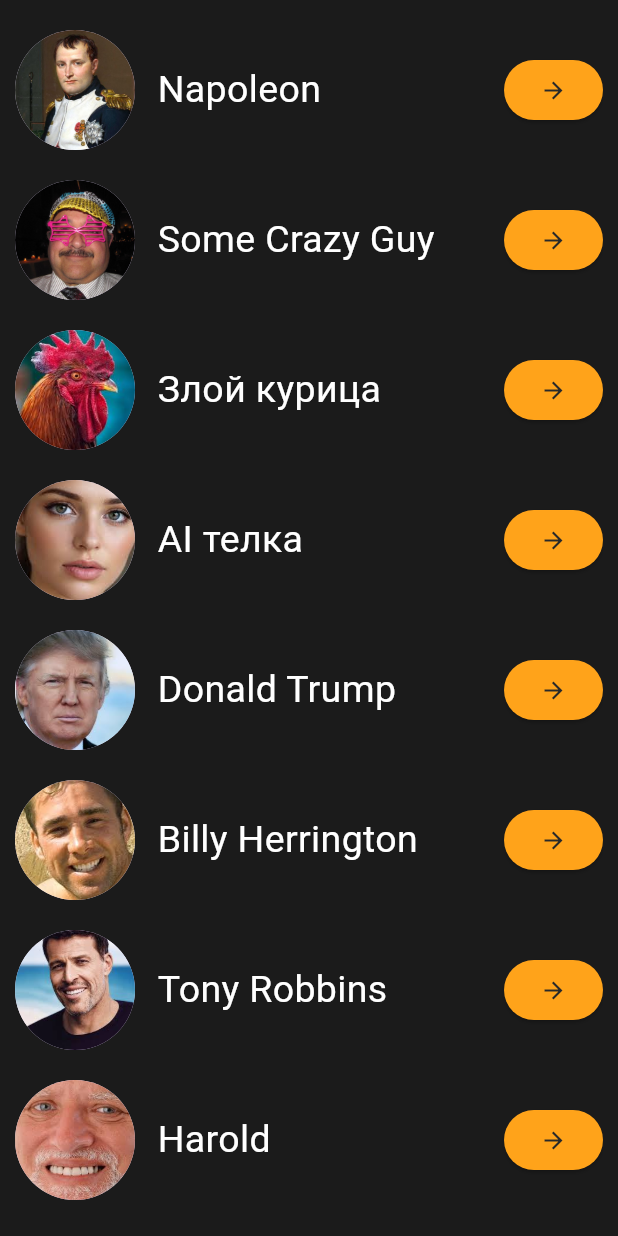
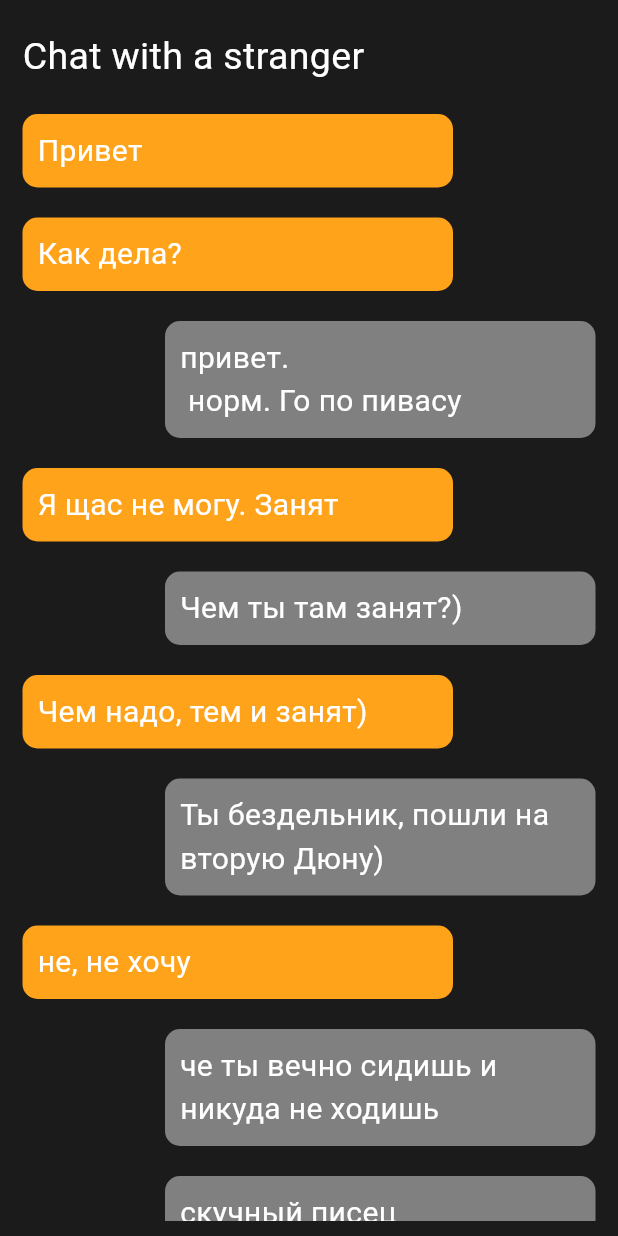
Before and after one commit to DonErnest/chat_demo, a Flutter app: the screen it shows after launch, on a phone screen of 412 x 824 dp. Run offline on Flutter 3.47's test engine with Material 3 defaults, Android fonts, the phone set to English and light mode, and no system bars.

Commit message:
Removed unnecessary screen, refactored messenger model

```diff
--- a/lib/data.dart
+++ /dev/null
@@ -1,52 +0,0 @@
-import 'package:chat_demo/enums.dart';
-
-class Contact {
-  int id;
-  String name;
-  String avatar;
-  List<String> messages;
-
-  Contact(
-      {required this.id,
-      required this.name,
-      required this.avatar,
-      this.messages = const []});
-}
-
-List<Contact> contacts = [
-  Contact(id: 1, name: "Napoleon", avatar: "napoleon.jpg"),
-  Contact(id: 2, name: "Some Crazy Guy", avatar: "crazy_guy.jpg"),
-  Contact(id: 3, name: "Злой курица", avatar: "angry_cock.jpeg"),
-  Contact(id: 4, name: "AI телка", avatar: "ai_girl.jpeg"),
-  Contact(id: 5, name: "Donald Trump", avatar: "trump.jpeg"),
-  Contact(id: 6, name: "Billy Herrington", avatar: "billy.jpeg"),
-  Contact(id: 7, name: "Tony Robbins", avatar: "robbins.jpeg"),
-  Contact(id: 8, name: "Harold", avatar: "harold.jpeg"),
-  Contact(id: 9, name: "Homer", avatar: "homer.jpg"),
-  Contact(id: 10, name: "Hubert Farnsworth", avatar: "hubert.jpeg")
-];
-
-
-class Message{
-  MessageDirection direction;
-  String text;
-
-  Message({required this.direction, required this.text});
-}
-
-
-List<Message> messages = [
-  Message(direction: MessageDirection.fromContact, text: "Привет"),
-  Message(direction: MessageDirection.fromContact, text: "Как дела?"),
-  Message(direction: MessageDirection.toContact, text: "привет. \n норм. Го по пивасу"),
-  Message(direction: MessageDirection.fromContact, text: "Я щас не могу. Занят"),
-  Message(direction: MessageDirection.toContact, text: "Чем ты там занят?)"),
-  Message(direction: MessageDirection.fromContact, text: "Чем надо, тем и занят)"),
-  Message(direction: MessageDirection.toContact, text: "Ты бездельник, пошли на вторую Дюну)"),
-  Message(direction: MessageDirection.fromContact, text: "не, не хочу"),
-  Message(direction: MessageDirection.toContact, text: "че ты вечно сидишь и никуда не ходишь"),
-  Message(direction: MessageDirection.toContact, text: "скучный писец"),
-  Message(direction: MessageDirection.fromContact, text: "Я планирую"),
-  Message(direction: MessageDirection.toContact, text: "Что?"),
-  Message(direction: MessageDirection.fromContact, text: "Захват мира"),
-];
--- a/lib/messenger.dart
+++ b/lib/messenger.dart
@@ -1,6 +1,5 @@
 import 'package:flutter/material.dart';
 import 'package:chat_demo/enums.dart';
-import 'package:chat_demo/screens/main_screen.dart';
 import 'package:chat_demo/screens/messages_screen.dart';
 
 class MessengerPrototype extends StatefulWidget {
@@ -11,30 +10,12 @@ class MessengerPrototype extends StatefulWidget {
 }
 
 class _MessengerPrototypeState extends State<MessengerPrototype> {
-  Screen curScreen = Screen.main;
-  int? curContact;
-
-  void browseContact(int contactId) {
-    setState(() {
-      curScreen = Screen.contact;
-      curContact = contactId;
-    });
-  }
-
-  void backToMain() {
-    setState(() {
-      curScreen = Screen.main;
-      curContact = null;
-    });
-  }
+  Screen curScreen = Screen.contact;
+  String username = "Unabomber";
 
   @override
   Widget build(BuildContext context) {
-    Widget screen = MainScreen(goToContact: browseContact,);
-
-    if (curScreen == Screen.contact) {
-      screen = ContactMessagesScreen(contactId: curContact!, backToMain: backToMain,);
-    };
+    Widget screen = ContactMessagesScreen(username: username,);
 
     return MaterialApp(
       home: Scaffold(
--- /dev/null
+++ b/lib/models/message.dart
@@ -0,0 +1,33 @@
+import 'package:uuid/uuid.dart';
+
+const uuid = Uuid();
+
+class Message {
+  late String id;
+  String message;
+  String author;
+  DateTime datetime;
+
+  Message(
+      {String? id,
+      required this.message,
+      required this.author,
+      required this.datetime})
+      : id = id ?? uuid.v4();
+}
+
+List<Message> messages = [
+  Message(author: "Unabomber", message: "Привет", datetime: DateTime.now().subtract(Duration(minutes: 10))),
+  Message(author: "Unabomber", message: "Как дела?", datetime: DateTime.now().subtract(Duration(minutes: 9))),
+  Message(author: "Belmek", message: "привет. \n норм. Го по пивасу", datetime: DateTime.now().subtract(Duration(minutes: 8))),
+  Message(author: "Unabomber", message: "Я щас не могу. Занят", datetime: DateTime.now().subtract(Duration(minutes: 7))),
+  Message(author: "Belmek", message: "Чем ты там занят?)", datetime: DateTime.now().subtract(Duration(minutes: 6))),
+  Message(author: "Unabomber", message: "Чем надо, тем и занят)", datetime: DateTime.now().subtract(Duration(minutes: 5))),
+  Message(author: "Belmek", message: "Ты бездельник, пошли на вторую Дюну)", datetime: DateTime.now().subtract(Duration(minutes: 4))),
+  Message(author: "Unabomber", message: "не, не хочу", datetime: DateTime.now().subtract(Duration(minutes: 3))),
+  Message(author: "Belmek", message: "че ты вечно сидишь и никуда не ходишь", datetime: DateTime.now().subtract(Duration(minutes: 2))),
+  Message(author: "Belmek", message: "скучный писец", datetime: DateTime.now().subtract(Duration(minutes: 1))),
+  Message(author: "Unabomber", message: "Я планирую", datetime: DateTime.now().subtract(Duration(seconds: 50))),
+  Message(author: "Belmek", message: "Что?", datetime: DateTime.now().subtract(Duration(seconds: 40))),
+  Message(author: "Unabomber", message: "Захват мира", datetime: DateTime.now().subtract(Duration(seconds: 30))),
+];
--- a/lib/screens/main_screen.dart
+++ /dev/null
@@ -1,33 +0,0 @@
-import 'package:flutter/material.dart';
-import 'package:chat_demo/data.dart';
-import 'package:chat_demo/widgets/contact_row.dart';
-import 'package:chat_demo/widgets/canvas.dart';
-
-class MainScreen extends StatelessWidget {
-  final Function(int contactId) goToContact;
-
-  const MainScreen({super.key, required this.goToContact});
-
-  @override
-  Widget build(BuildContext context) {
-    List<ContactRow> contactrows = [];
-
-    for (var contact in contacts) {
-      contactrows.add(ContactRow(
-        contact: contact,
-        checkMessages: goToContact,
-      ));
-    }
-
-    return MessengerCanvas(
-      widget: SingleChildScrollView(
-        child: Column(
-          mainAxisAlignment: MainAxisAlignment.start,
-          children: [
-            ...contactrows,
-          ],
-        ),
-      ),
-    );
-  }
-}
--- a/lib/widgets/contact_row.dart
+++ /dev/null
@@ -1,49 +0,0 @@
-import 'package:flutter/material.dart';
-import 'package:chat_demo/data.dart';
-
-class ContactRow extends StatelessWidget {
-  final Function(int contactId) checkMessages;
-
-  final Contact contact;
-
-  const ContactRow({super.key, required this.contact, required this.checkMessages});
-
-  @override
-  Widget build(BuildContext context) {
-    return Padding(
-      padding: const EdgeInsets.symmetric(vertical: 10, horizontal: 0),
-      child: Row(
-        mainAxisAlignment: MainAxisAlignment.start,
-        children: [
-          CircleAvatar(
-            radius: 40,
-            backgroundImage: AssetImage(
-              "assets/avatars/${contact.avatar}",
-            ),
-          ),
-          SizedBox(width: 15),
-          Text(
-            contact.name,
-            style: TextStyle(fontSize: 25, color: Colors.white),
-          ),
-          Spacer(),
-          ElevatedButton(
-              onPressed: () => {checkMessages(contact.id)},
-              style: ElevatedButton.styleFrom(
-                backgroundColor: Color.fromRGBO(255, 163, 26, 1)
-              ),
-              child: Container(
-                decoration: BoxDecoration(
-                  borderRadius: BorderRadius.circular(10),
-                ),
-                child: Icon(
-                    Icons.arrow_forward_sharp,
-                    color: Color.fromRGBO(41, 41, 41, 1),
-
-                ),
-              ))
-        ],
-      ),
-    );
-  }
-}
--- a/pubspec.yaml
+++ b/pubspec.yaml
@@ -35,6 +35,7 @@ dependencies:
   # The following adds the Cupertino Icons font to your application.
   # Use with the CupertinoIcons class for iOS style icons.
   cupertino_icons: ^1.0.8
+  uuid: ^4.5.1
 
 dev_dependencies:
   flutter_test:
```
Also changed, not shown: lib/screens/messages_screen.dart (+16 -37 lines), pubspec.lock.
